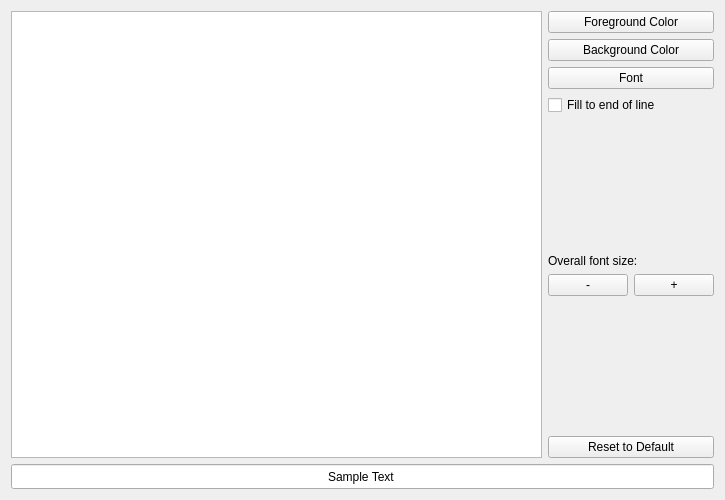
Old version of the form Qitom/ui/widgetPropEditorStyles.ui in the repository itom-project/itom.
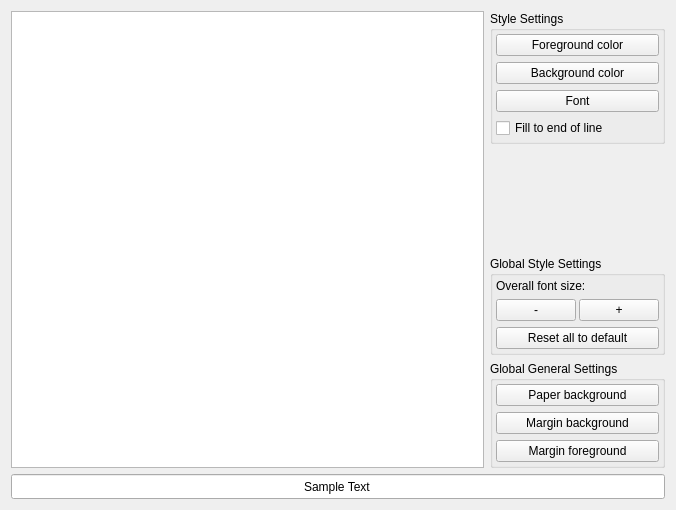
New version of the form. Custom widgets are drawn as their Qt base class.

Commit message: Editor: background color, margin background and foreground color can now be adjusted by script

What changed in the file:
```diff
--- a/Qitom/ui/widgetPropEditorStyles.ui
+++ b/Qitom/ui/widgetPropEditorStyles.ui
@@ -6,8 +6,8 @@
    <rect>
     <x>0</x>
     <y>0</y>
-    <width>725</width>
-    <height>500</height>
+    <width>676</width>
+    <height>510</height>
    </rect>
   </property>
   <property name="windowTitle">
@@ -20,6 +20,24 @@
    <item row="0" column="1">
     <layout class="QVBoxLayout" name="verticalLayout">
      <item>
+      <widget class="QGroupBox" name="groupBox">
+       <property name="title">
+        <string>Style Settings</string>
+       </property>
+       <layout class="QVBoxLayout" name="verticalLayout_2">
+        <property name="leftMargin">
+         <number>3</number>
+        </property>
+        <property name="topMargin">
+         <number>3</number>
+        </property>
+        <property name="rightMargin">
+         <number>3</number>
+        </property>
+        <property name="bottomMargin">
+         <number>3</number>
+        </property>
+        <item>
       <widget class="QPushButton" name="btnForegroundColor">
        <property name="sizePolicy">
         <sizepolicy hsizetype="Preferred" vsizetype="Fixed">
@@ -28,7 +46,7 @@
         </sizepolicy>
        </property>
        <property name="text">
-        <string>Foreground Color</string>
+           <string>Foreground color</string>
        </property>
       </widget>
      </item>
@@ -41,7 +59,7 @@
         </sizepolicy>
        </property>
        <property name="text">
-        <string>Background Color</string>
+           <string>Background color</string>
        </property>
       </widget>
      </item>
@@ -65,6 +83,9 @@
        </property>
       </widget>
      </item>
+       </layout>
+      </widget>
+     </item>
      <item>
       <spacer name="verticalSpacer">
        <property name="orientation">
@@ -79,6 +100,24 @@
       </spacer>
      </item>
      <item>
+      <widget class="QGroupBox" name="groupBox_2">
+       <property name="title">
+        <string>Global Style Settings</string>
+       </property>
+       <layout class="QVBoxLayout" name="verticalLayout_3">
+        <property name="leftMargin">
+         <number>3</number>
+        </property>
+        <property name="topMargin">
+         <number>3</number>
+        </property>
+        <property name="rightMargin">
+         <number>3</number>
+        </property>
+        <property name="bottomMargin">
+         <number>3</number>
+        </property>
+        <item>
       <widget class="QLabel" name="labelFontSize">
        <property name="text">
         <string>Overall font size:</string>
@@ -87,6 +126,9 @@
      </item>
      <item>
       <layout class="QHBoxLayout" name="horizontalLayout">
+          <property name="spacing">
+           <number>3</number>
+          </property>
        <item>
         <widget class="QPushButton" name="btnFontSizeDec">
          <property name="sizePolicy">
@@ -115,19 +157,6 @@
        </item>
       </layout>
      </item>
-     <item>
-      <spacer name="verticalSpacer_2">
-       <property name="orientation">
-        <enum>Qt::Vertical</enum>
-       </property>
-       <property name="sizeHint" stdset="0">
-        <size>
-         <width>20</width>
-         <height>140</height>
-        </size>
-       </property>
-      </spacer>
-     </item>
      <item>
       <widget class="QPushButton" name="btnReset">
        <property name="sizePolicy">
@@ -137,8 +166,62 @@
         </sizepolicy>
        </property>
        <property name="text">
-        <string>Reset to Default</string>
-       </property>
+           <string>Reset all to default</string>
+          </property>
+         </widget>
+        </item>
+       </layout>
+      </widget>
+     </item>
+     <item>
+      <widget class="QGroupBox" name="groupBox_3">
+       <property name="title">
+        <string>Global General Settings</string>
+       </property>
+       <layout class="QVBoxLayout" name="verticalLayout_4">
+        <property name="leftMargin">
+         <number>3</number>
+        </property>
+        <property name="topMargin">
+         <number>3</number>
+        </property>
+        <property name="rightMargin">
+         <number>3</number>
+        </property>
+        <property name="bottomMargin">
+         <number>3</number>
+        </property>
+        <item>
+         <widget class="ColorPickerButton" name="btnPaperBackground">
+          <property name="text">
+           <string>Paper background</string>
+          </property>
+          <property name="displayColorName">
+           <bool>false</bool>
+          </property>
+         </widget>
+        </item>
+        <item>
+         <widget class="ColorPickerButton" name="btnMarginBackground">
+          <property name="text">
+           <string>Margin background</string>
+          </property>
+          <property name="displayColorName">
+           <bool>false</bool>
+          </property>
+         </widget>
+        </item>
+        <item>
+         <widget class="ColorPickerButton" name="btnMarginForeground">
+          <property name="text">
+           <string>Margin foreground</string>
+          </property>
+          <property name="displayColorName">
+           <bool>false</bool>
+          </property>
+         </widget>
+        </item>
+       </layout>
       </widget>
      </item>
     </layout>
@@ -170,6 +253,13 @@
    </item>
   </layout>
  </widget>
+ <customwidgets>
+  <customwidget>
+   <class>ColorPickerButton</class>
+   <extends>QPushButton</extends>
+   <header>colorPickerButton.h</header>
+  </customwidget>
+ </customwidgets>
  <resources/>
  <connections/>
 </ui>
```
Left out of the diff: 6 changed lines with no effect on the pictures. Lines whose indentation alone changed are shown as unchanged. The commit also changes 2 other files.
